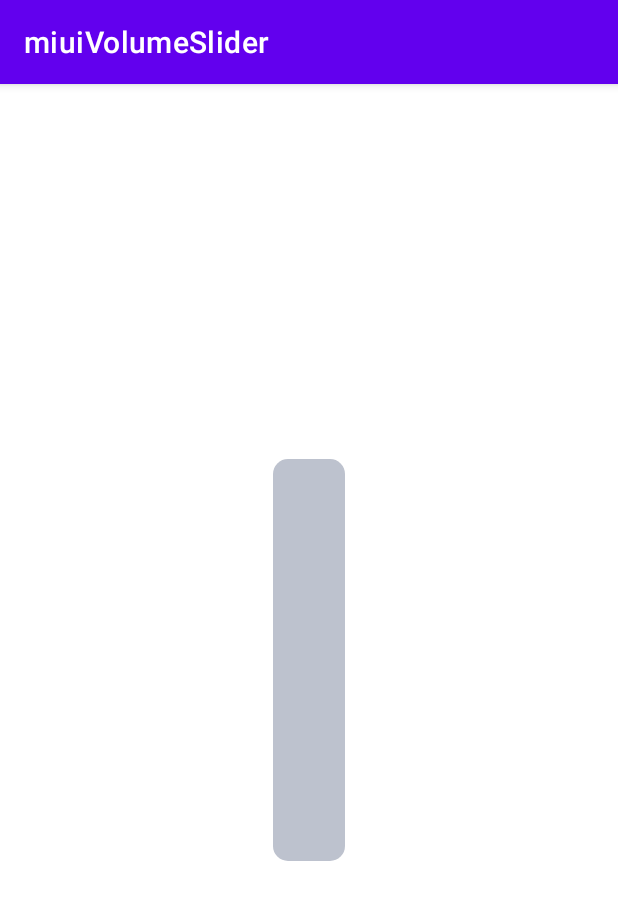
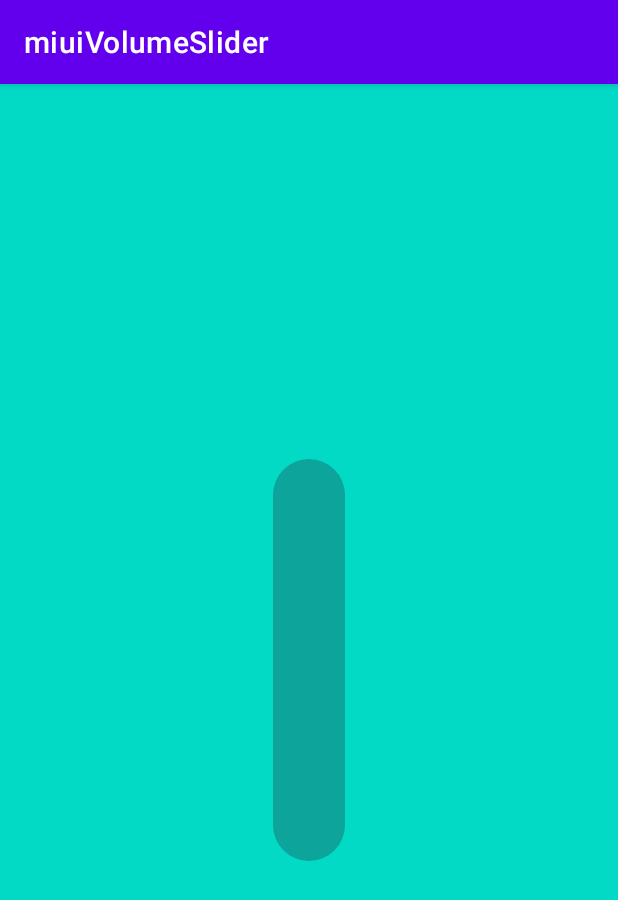
Before and after one commit to lgh0322/miuiVolumeSlider, an Android app: the screen it shows after launch (MainActivity), on a phone screen of 412 x 824 dp. Shown: the top 900 px of the screen. Run offline under Robolectric (Android 15) with nearby library versions, the phone set to English and light mode, and no system bars.

Commit message:
564uyjgyh

```diff
--- a/app/src/main/res/drawable-v24/vertical_progress_bar.xml
+++ /dev/null
@@ -1,33 +0,0 @@
-<?xml version="1.0" encoding="utf-8"?>
-<layer-list xmlns:android="http://schemas.android.com/apk/res/android">
-    <item android:id="@android:id/background">
-        <shape>
-            <solid android:color="#ffbdc2ce" />
-            <corners
-                android:bottomLeftRadius="10dp"
-                android:bottomRightRadius="10dp"
-                android:topLeftRadius="10dp"
-                android:topRightRadius="10dp" />
-        </shape>
-    </item>
-
-    <item android:id="@android:id/progress">
-        <clip
-            android:clipOrientation="horizontal"
-            android:gravity="left">
-            <shape>
-                <corners
-                    android:bottomLeftRadius="10dp"
-                    android:bottomRightRadius="10dp"
-                    android:topLeftRadius="10dp"
-                    android:topRightRadius="10dp" />
-                <gradient
-                    android:angle="90"
-                    android:endColor="#ff1ce5cd"
-                    android:startColor="#ff1ba4b5"
-                    android:type="linear"
-                    android:useLevel="true" />
-            </shape>
-        </clip>
-    </item>
-</layer-list>
--- /dev/null
+++ b/app/src/main/res/drawable-v24/vertical_volume.xml
@@ -0,0 +1,21 @@
+<?xml version="1.0" encoding="utf-8"?>
+<layer-list xmlns:android="http://schemas.android.com/apk/res/android">
+    <item android:id="@android:id/background">
+        <shape>
+            <solid android:color="#4d242a38" />
+            <corners
+                android:radius="40dp" />
+        </shape>
+    </item>
+
+    <item android:id="@android:id/progress">
+        <clip
+            android:clipOrientation="horizontal"
+            android:gravity="left">
+            <shape>
+                <solid android:color="@color/white"/>
+                <corners android:radius="40dp"/>
+            </shape>
+        </clip>
+    </item>
+</layer-list>
--- a/app/src/main/res/layout/activity_main.xml
+++ b/app/src/main/res/layout/activity_main.xml
@@ -4,6 +4,7 @@
     xmlns:tools="http://schemas.android.com/tools"
     android:layout_width="match_parent"
     android:layout_height="match_parent"
+    android:background="@color/teal_200"
     tools:context=".MainActivity">
 
     <SeekBar
@@ -12,7 +13,7 @@
         android:rotation="270"
         android:thumb="@null"
         android:duplicateParentState="true"
-        style="@style/Widget.AppCompat.ProgressBar.Vertical"
+        style="@style/Widget.AppCompat.ProgressBar.VerticalVolume"
         app:layout_constraintBottom_toBottomOf="parent"
         app:layout_constraintEnd_toEndOf="parent"
         app:layout_constraintStart_toStartOf="parent"
```
Also changed, not shown: app/src/main/res/drawable-v24/layer_list_progress_drawable.xml (deleted, +0 -16 lines), app/src/main/res/drawable-v24/shape_progressbar_bg.xml (deleted, +0 -7 lines), app/src/main/res/drawable-v24/shape_progressbar_progress.xml (deleted, +0 -10 lines), app/src/main/res/values/styles.xml (+2 -30 lines).
